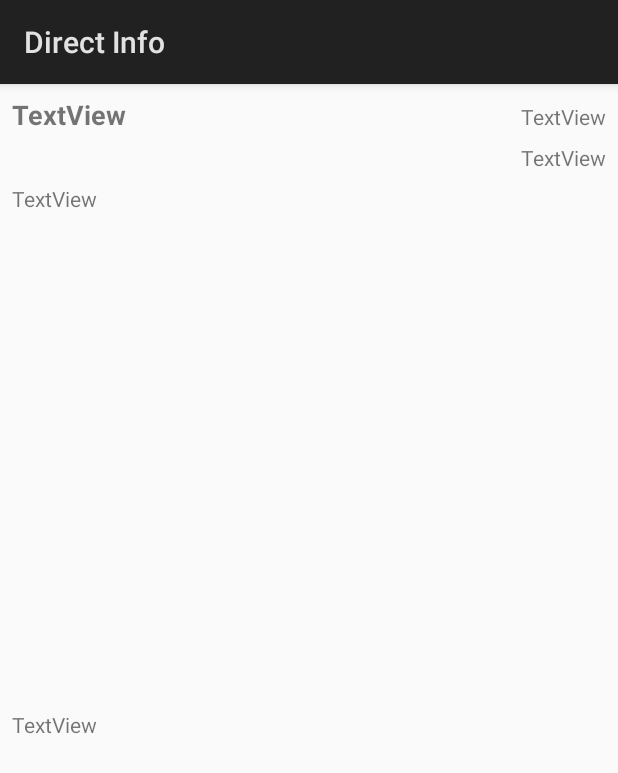
After one commit to cfiamobility/directinfo, an Android app: the PersonDetails screen opened directly, with no data from a screen before it, on a phone screen of 412 x 824 dp. The commit adds this screen. Shown: the top 773 px of the screen. Run offline under Robolectric (Android 15) with nearby library versions, the phone set to English and light mode, and no system bars.

Commit message:
added recyclerView onItemClickListener and PersonDetails activity

```diff
--- a/app/src/main/AndroidManifest.xml
+++ b/app/src/main/AndroidManifest.xml
@@ -22,7 +22,8 @@
             </intent-filter>
         </activity>
         <activity android:name=".DownloadDatabase" />
-        <activity android:name=".SearchActivity"></activity>
+        <activity android:name=".SearchActivity" />
+        <activity android:name=".PersonDetails"></activity>
     </application>
 
 </manifest>
--- a/app/src/main/java/ca/gc/inspection/directinfo/DirectInfoAdapter.java
+++ b/app/src/main/java/ca/gc/inspection/directinfo/DirectInfoAdapter.java
@@ -67,4 +67,8 @@ public class DirectInfoAdapter extends RecyclerView.Adapter<DirectInfoAdapter.Vi
     public int getItemCount() {
         return people.size();
     }
+
+    public Person getPerson(int position) {
+        return ((people != null) && (people.size() != 0) ? people.get(position) : null);
+    }
 }
--- a/app/src/main/java/ca/gc/inspection/directinfo/Person.java
+++ b/app/src/main/java/ca/gc/inspection/directinfo/Person.java
@@ -1,6 +1,10 @@
 package ca.gc.inspection.directinfo;
 
-public class Person {
+import java.io.Serializable;
+
+public class Person implements Serializable {
+
+    private static final long serialVersionUID = 1L;
 
     private String name;
     private String email;
--- /dev/null
+++ b/app/src/main/java/ca/gc/inspection/directinfo/PersonDetails.java
@@ -0,0 +1,38 @@
+package ca.gc.inspection.directinfo;
+
+import android.app.Activity;
+import android.content.Intent;
+import android.os.Bundle;
+import android.widget.TextView;
+
+public class PersonDetails extends Activity {
+
+    TextView personName;
+    TextView personPhone;
+    TextView personEmail;
+    TextView personPosition;
+    TextView personAddress;
+
+    @Override
+    protected void onCreate(Bundle savedInstanceState) {
+        super.onCreate(savedInstanceState);
+        setContentView(R.layout.activity_person_details);
+
+        Intent intent = getIntent();
+        Person person = (Person) intent.getSerializableExtra("PERSON");
+
+        personName = findViewById(R.id.personDetailsNameTV);
+        personPhone = findViewById(R.id.personDetailsPhoneTV);
+        personEmail = findViewById(R.id.personDetailsEmailTV);
+        personPosition = findViewById(R.id.personDetailsPositionTV);
+        personAddress = findViewById(R.id.personDetailsAddressTV);
+
+        if (person != null) {
+            personName.setText(person.getName());
+            personPhone.setText(person.getPhone());
+            personEmail.setText(person.getEmail());
+            personPosition.setText(person.getTitle());
+            personAddress.setText(person.getAddress());
+        }
+    }
+}
--- /dev/null
+++ b/app/src/main/res/layout/activity_person_details.xml
@@ -0,0 +1,60 @@
+<?xml version="1.0" encoding="utf-8"?>
+<android.support.constraint.ConstraintLayout xmlns:android="http://schemas.android.com/apk/res/android"
+    xmlns:app="http://schemas.android.com/apk/res-auto"
+    xmlns:tools="http://schemas.android.com/tools"
+    android:layout_width="match_parent"
+    android:layout_height="match_parent"
+    tools:context=".PersonDetails">
+
+    <TextView
+        android:id="@+id/personDetailsNameTV"
+        android:layout_width="wrap_content"
+        android:layout_height="wrap_content"
+        android:layout_marginStart="8dp"
+        android:layout_marginTop="8dp"
+        android:text="TextView"
+        android:textSize="18sp"
+        android:textStyle="bold"
+        app:layout_constraintStart_toStartOf="parent"
+        app:layout_constraintTop_toTopOf="parent" />
+
+    <TextView
+        android:id="@+id/personDetailsPhoneTV"
+        android:layout_width="wrap_content"
+        android:layout_height="wrap_content"
+        android:layout_marginEnd="8dp"
+        android:autoLink="phone"
+        android:text="TextView"
+        app:layout_constraintBaseline_toBaselineOf="@+id/personDetailsNameTV"
+        app:layout_constraintEnd_toEndOf="parent" />
+
+    <TextView
+        android:id="@+id/personDetailsEmailTV"
+        android:layout_width="wrap_content"
+        android:layout_height="wrap_content"
+        android:layout_marginTop="8dp"
+        android:autoLink="email"
+        android:text="TextView"
+        app:layout_constraintEnd_toEndOf="@+id/personDetailsPhoneTV"
+        app:layout_constraintTop_toBottomOf="@+id/personDetailsPhoneTV" />
+
+    <TextView
+        android:id="@+id/personDetailsPositionTV"
+        android:layout_width="wrap_content"
+        android:layout_height="wrap_content"
+        android:layout_marginTop="8dp"
+        android:text="TextView"
+        app:layout_constraintStart_toStartOf="@+id/personDetailsNameTV"
+        app:layout_constraintTop_toBottomOf="@+id/personDetailsEmailTV" />
+
+    <TextView
+        android:id="@+id/personDetailsAddressTV"
+        android:layout_width="wrap_content"
+        android:layout_height="wrap_content"
+        android:layout_marginBottom="8dp"
+        android:layout_marginTop="8dp"
+        android:text="TextView"
+        app:layout_constraintBottom_toBottomOf="parent"
+        app:layout_constraintStart_toStartOf="@+id/personDetailsPositionTV"
+        app:layout_constraintTop_toBottomOf="@+id/personDetailsPositionTV" />
+</android.support.constraint.ConstraintLayout>
```
Also changed, not shown: app/src/main/java/ca/gc/inspection/directinfo/DownloadDatabase.java (+11 -4 lines), app/src/main/java/ca/gc/inspection/directinfo/RecyclerItemClickListener.java (added, +61 -0 lines), app/src/main/java/ca/gc/inspection/directinfo/SearchActivity.java (+38 -13 lines).
